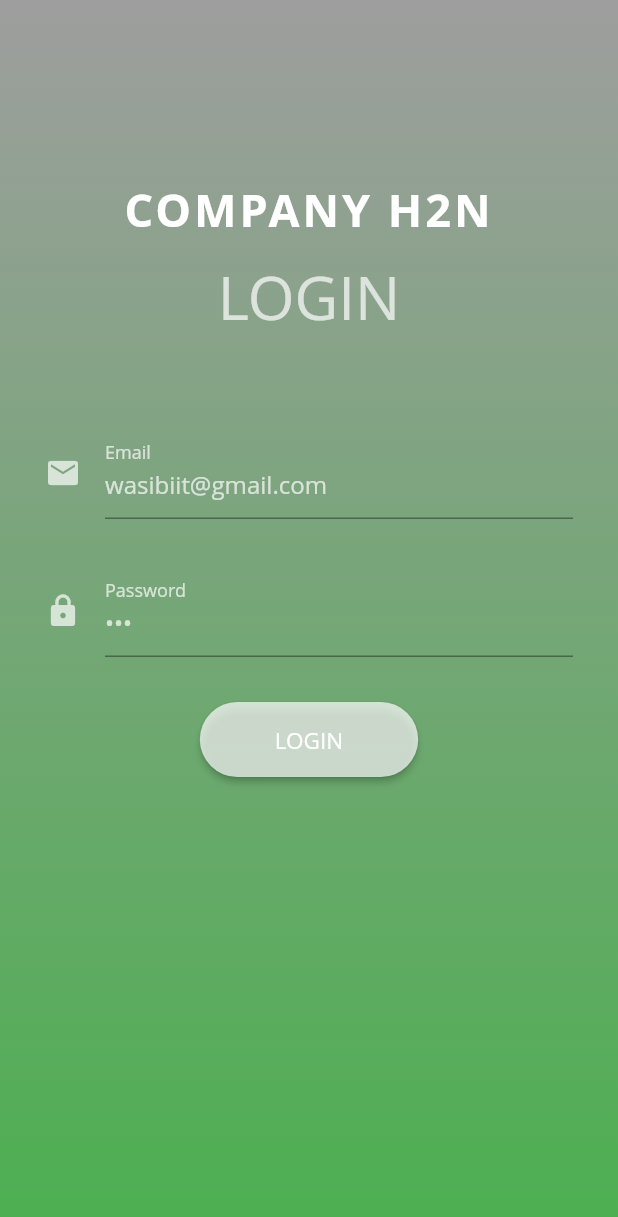
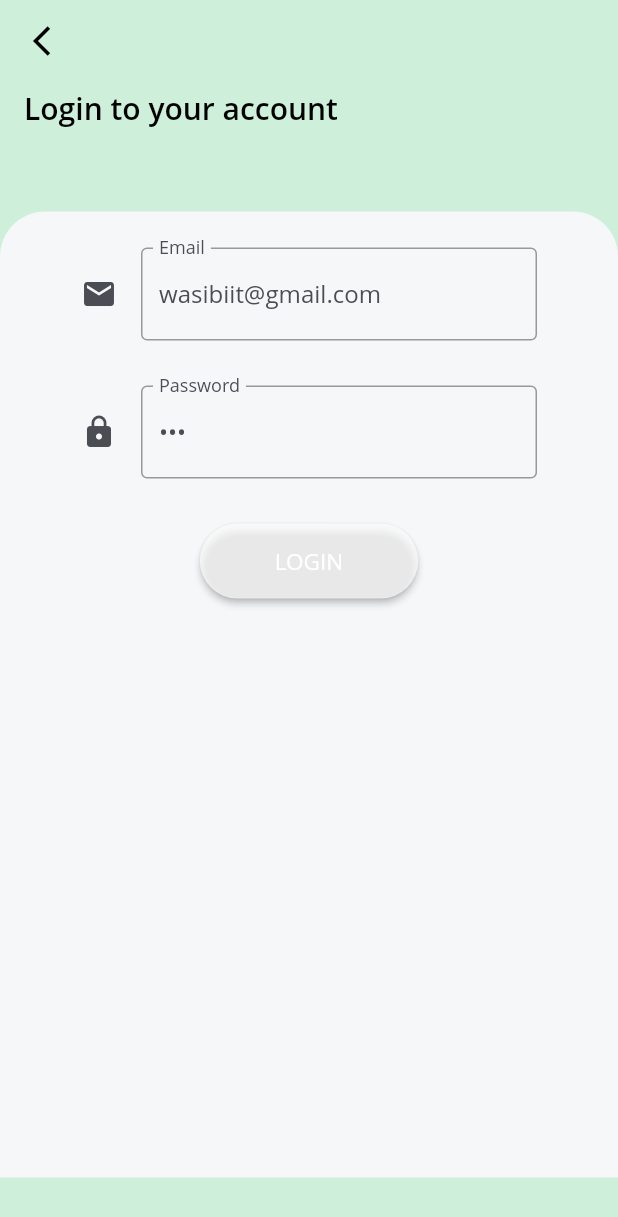
Before and after one commit to DevWasi/flutter-petrol-pump, a Flutter app: the screen it shows after launch, on a phone screen of 412 x 824 dp. Shown: the top 1217 px of the screen. Run offline on Flutter 3.47's test engine with Material 2 defaults, Android fonts, the phone set to English and light mode, and no system bars; our stand-ins replace flutter_screenutil, font_awesome_flutter, google_fonts, shared_preferences; missing offline and left inert: shared_preferences_web; Roboto replaces fonts that are missing (Open Sans).

Commit message:
Welcome and login screen working and design completed

```diff
--- a/lib/main.dart
+++ b/lib/main.dart
@@ -25,7 +25,7 @@ class _MyAppState extends State<MyApp> {
         title: "Home",
         debugShowCheckedModeBanner: false,
         theme: _buildDarkTheme(),
-        home: const AuthScreen(name: 'login'),
+        initialRoute: "/login",
         routes: routes()
     );
   }
--- a/lib/screens/auth/auth_screen.dart
+++ b/lib/screens/auth/auth_screen.dart
@@ -26,29 +26,104 @@ class AuthScreenState extends State<AuthScreen> {
         .copyWith(statusBarColor: Colors.transparent));
     return Scaffold(
       key: scaffoldKey,
-      body: Container(
-        decoration: const BoxDecoration(
-          gradient: LinearGradient(
-              begin: Alignment.topCenter,
-              end: Alignment.bottomCenter,
-            colors: <Color>[
-              Colors.grey,
-              Colors.green
-            ],
+      body: Stack(
+        clipBehavior: Clip.none,
+        children: [
+          Positioned(
+            top: -20.0,
+            child: Image.asset(
+              "assets/images/background.png",
+              scale: 0.5,
+            ),
           ),
-        ),
-        child: ListView(
-          children: <Widget>[
-            headerSection(widget.name.toUpperCase()),
-            const SizedBox(height: 30.0),
-            getForm(widget.name, formKey, context, scaffoldKey),
-            // SizedBox(height: 30.0),
-            // _buildFacebookButton(),
-            // SizedBox(height: 30.0),
-            // _buildGoogleButton()
-          ],
-        ),
+          SingleChildScrollView(
+            child: Column(
+              mainAxisSize: MainAxisSize.min,
+              crossAxisAlignment: CrossAxisAlignment.start,
+              children: [
+                Container(
+                  padding: const EdgeInsets.symmetric(
+                    horizontal: 16.0,
+                    vertical: 15.0,
+                  ),
+                  child: Column(
+                    crossAxisAlignment: CrossAxisAlignment.start,
+                    children: [
+                      GestureDetector(
+                        onTap: () {
+                          Navigator.of(context).pop();
+                        },
+                        child: const Icon(
+                          Icons.arrow_back_ios_outlined,
+                          color: Colors.black,
+                        ),
+                      ),
+                      const SizedBox(
+                        height: 20.0,
+                      ),
+                      Text(
+                        "${widget.name} to your account",
+                        style: Theme.of(context)
+                            .textTheme
+                            .headline6!
+                            .copyWith(
+                          fontWeight: FontWeight.w600,
+                          color: Colors.black,
+                        ),
+                      )
+                    ],
+                  ),
+                ),
+                const SizedBox(height: 40.0,),
+                Flexible(
+                  child: Container(
+                    width: double.infinity,
+                    constraints: BoxConstraints(
+                      minHeight:
+                      MediaQuery.of(context).size.height - 180.0,
+                    ),
+                    decoration: const BoxDecoration(
+                      borderRadius: BorderRadius.only(
+                        topLeft: Radius.circular(30.0),
+                        topRight: Radius.circular(30.0),
+                      ),
+                      color: Constants.scaffoldBackgroundColor,
+                    ),
+                    padding: const EdgeInsets.all(24.0),
+                    child: Column(
+                      crossAxisAlignment: CrossAxisAlignment.stretch,
+                      children: [getForm(widget.name, formKey, context, scaffoldKey),],
+                    ),
+                  ),
+                )
+              ],
+            ),
+          ),
+        ],
       ),
+      // Container(
+      //   decoration: const BoxDecoration(
+      //     gradient: LinearGradient(
+      //         begin: Alignment.topCenter,
+      //         end: Alignment.bottomCenter,
+      //       colors: <Color>[
+      //         Colors.grey,
+      //         Colors.green
+      //       ],
+      //     ),
+      //   ),
+      //   child: ListView(
+      //     children: <Widget>[
+      //       headerSection(widget.name.toUpperCase()),
+      //       const SizedBox(height: 30.0),
+      //       getForm(widget.name, formKey, context, scaffoldKey),
+      //       // SizedBox(height: 30.0),
+      //       // _buildFacebookButton(),
+      //       // SizedBox(height: 30.0),
+      //       // _buildGoogleButton()
+      //     ],
+      //   ),
+      // ),
     );
   }
 
--- a/lib/screens/home/wrapper.dart
+++ b/lib/screens/home/wrapper.dart
@@ -19,7 +19,7 @@ class _WrapperState extends State<Wrapper> {
       body: Stack(
         children: const [
           DrawerScreen(),
-          HomePage(),
+          HomePage(name: '',),
         ],
       ),
     );
--- a/lib/utils/constants.dart
+++ b/lib/utils/constants.dart
@@ -1,3 +1,5 @@
+import 'dart:ui';
+
 import 'package:h2n_app/utils/manager.dart';
 
 
@@ -19,6 +21,7 @@ getAuthHeaders() {
 
 
 //ROUTEs
+const screenWelcome            =   '/';
 const screenHome            =   '/home';
 const screenLearnQuran      =   '/learn';
 const screenUsersStatuses   =   '/users';
@@ -30,3 +33,10 @@ const screenUserActivity    =   '/user_activity';
 const screenAbout           =   '/about';
 const screenWrapper         =   '/wrapper';
 const screenQibla           =   '/qibla';
+
+
+class Constants {
+  static const Color primaryColor = Color.fromRGBO(206, 240, 218, 1);
+  static const Color scaffoldBackgroundColor = Color.fromRGBO(245, 247, 249, 1);
+  static const Color primaryTextColor = Color.fromRGBO(74, 77, 84, 1);
+}
--- /dev/null
+++ b/lib/utils/helper.dart
@@ -0,0 +1,5 @@
+import 'package:flutter/material.dart';
+
+void nextScreen(BuildContext context, String route) {
+  Navigator.of(context).pushNamed(route);
+}
--- a/lib/utils/routes.dart
+++ b/lib/utils/routes.dart
@@ -1,6 +1,7 @@
 import 'package:flutter/material.dart';
 import 'package:h2n_app/screens/auth/auth_screen.dart';
 import 'package:h2n_app/screens/home/home_screen.dart';
+import 'package:h2n_app/screens/home/welcome.dart';
 import 'package:h2n_app/screens/home/wrapper.dart';
 
 import 'package:h2n_app/utils/constants.dart';
@@ -8,11 +9,12 @@ import 'package:h2n_app/utils/constants.dart';
 
 routes () {
   dynamic routes = <String, WidgetBuilder>{
-    screenHome: (BuildContext context) => const HomePage(),
+    screenWelcome: (BuildContext context) => const Welcome(),
+    screenHome: (BuildContext context) => const HomePage(name: '',),
     // screenUserActivity: (BuildContext context) => UserActivity(),
     // screenSettings: (BuildContext context) => SettingsPage(),
     // screenLearnQuran: (BuildContext context) => LearnQuran(),
-    screenLogin: (BuildContext context) => const AuthScreen(name: 'login'),
+    screenLogin: (BuildContext context) => const AuthScreen(name: "Login"),
     // screenUsersStatuses: (BuildContext context) => UsersStatuses(),
     // screenPrayerTimings: (BuildContext context) => PrayerTimings(),
     screenWrapper: (BuildContext context) => const Wrapper(),
```
Also changed, not shown: lib/screens/home/home_screen.dart (+5 -4 lines), lib/screens/home/welcome.dart (added, +93 -0 lines), lib/screens/models/app_button.dart (added, +69 -0 lines), lib/screens/models/forms.dart (+48 -36 lines), pubspec.yaml (+5 -4 lines), assets/images/background.png (added), assets/images/welcome.png (added), 3 other files.
